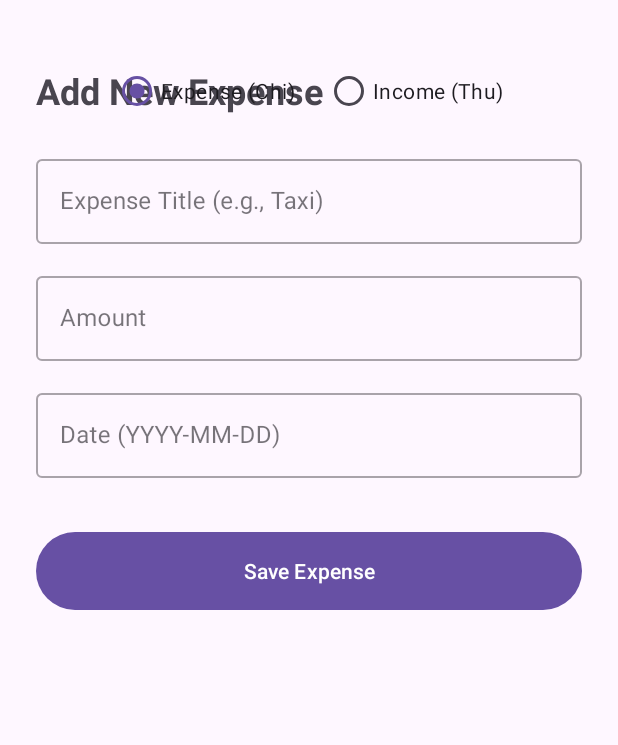
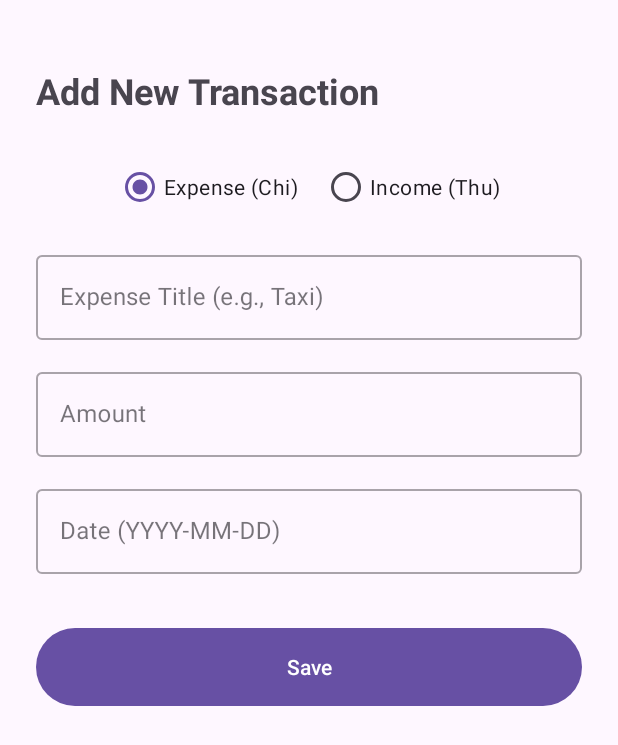
Before and after one commit to AnChuTuan/Expense_Tracker_ITCI, an Android app: the AddExpenseFragment screen opened through its navigation route, on a phone screen of 412 x 824 dp. Shown: the top 745 px of the screen. Run offline under Robolectric (Android 15) with nearby library versions, the phone set to English and light mode, and no system bars.

Commit message:
adjusting layout

```diff
--- a/app/src/main/res/layout/fragment_add_expense.xml
+++ b/app/src/main/res/layout/fragment_add_expense.xml
@@ -2,6 +2,7 @@
 <androidx.constraintlayout.widget.ConstraintLayout
     xmlns:android="http://schemas.android.com/apk/res/android"
     xmlns:app="http://schemas.android.com/apk/res-auto"
+    xmlns:tools="http://schemas.android.com/tools"
     android:layout_width="match_parent"
     android:layout_height="match_parent"
     android:padding="24dp">
@@ -10,7 +11,7 @@
         android:id="@+id/tvAddHeader"
         android:layout_width="wrap_content"
         android:layout_height="wrap_content"
-        android:text="Add New Expense"
+        android:text="@string/add_new_transaction"
         android:textSize="24sp"
         android:textStyle="bold"
         android:layout_marginTop="20dp"
@@ -18,39 +19,39 @@
         app:layout_constraintStart_toStartOf="parent"/>
 
 
+    <!-- Title Input -->
     <RadioGroup
         android:id="@+id/rgType"
         android:layout_width="match_parent"
         android:layout_height="wrap_content"
+        android:layout_marginTop="24dp"
+        android:gravity="center"
         android:orientation="horizontal"
-        android:gravity="center"
-        android:layout_marginBottom="16dp"
-        app:layout_constraintBottom_toTopOf="@id/tilTitle"> <!-- Nhớ chỉnh lại constraint của các ô khác -->
+        app:layout_constraintTop_toBottomOf="@id/tvAddHeader">
 
         <RadioButton
             android:id="@+id/rbExpense"
             android:layout_width="wrap_content"
             android:layout_height="wrap_content"
-            android:text="Expense (Chi)"
             android:checked="true"
-            android:layout_marginEnd="20dp"/>
+            android:text="@string/expense_chi" />
 
         <RadioButton
             android:id="@+id/rbIncome"
             android:layout_width="wrap_content"
             android:layout_height="wrap_content"
-            android:text="Income (Thu)"/>
+            android:text="@string/income_thu"
+            android:layout_marginStart="16dp"/>
     </RadioGroup>
 
-    <!-- Title Input -->
     <com.google.android.material.textfield.TextInputLayout
         android:id="@+id/tilTitle"
         style="@style/Widget.MaterialComponents.TextInputLayout.OutlinedBox"
         android:layout_width="match_parent"
         android:layout_height="wrap_content"
-        android:hint="Expense Title (e.g., Taxi)"
-        android:layout_marginTop="24dp"
-        app:layout_constraintTop_toBottomOf="@id/tvAddHeader">
+        android:hint="@string/expense_title_hint"
+        android:layout_marginTop="16dp"
+        app:layout_constraintTop_toBottomOf="@id/rgType">
 
         <com.google.android.material.textfield.TextInputEditText
             android:id="@+id/etTitle"
@@ -64,7 +65,7 @@
         style="@style/Widget.MaterialComponents.TextInputLayout.OutlinedBox"
         android:layout_width="match_parent"
         android:layout_height="wrap_content"
-        android:hint="Amount"
+        android:hint="@string/amount"
         android:layout_marginTop="16dp"
         app:layout_constraintTop_toBottomOf="@id/tilTitle">
 
@@ -81,7 +82,7 @@
         style="@style/Widget.MaterialComponents.TextInputLayout.OutlinedBox"
         android:layout_width="match_parent"
         android:layout_height="wrap_content"
-        android:hint="Date (YYYY-MM-DD)"
+        android:hint="@string/date_yyyy_mm_dd"
         android:layout_marginTop="16dp"
         app:layout_constraintTop_toBottomOf="@id/tilAmount">
 
@@ -96,7 +97,7 @@
         android:id="@+id/btnSave"
         android:layout_width="match_parent"
         android:layout_height="60dp"
-        android:text="Save Expense"
+        android:text="@string/save"
         android:layout_marginTop="32dp"
         app:layout_constraintTop_toBottomOf="@id/tilDate"/>
 
--- a/app/src/main/res/layout/item_bill.xml
+++ b/app/src/main/res/layout/item_bill.xml
@@ -47,10 +47,10 @@
 
             <TextView
                 android:id="@+id/tvBillDate"
-                android:layout_width="0dp"
+                android:layout_width="wrap_content"
                 android:layout_height="wrap_content"
-                android:text="@string/due_date_placeholder"
-                android:layout_weight="1"/>
+                android:layout_weight="1"
+                android:text="@string/due_date_placeholder" />
 
             <TextView
                 android:id="@+id/tvBillAmount"
--- a/app/src/main/res/values/strings.xml
+++ b/app/src/main/res/values/strings.xml
@@ -13,4 +13,11 @@
     <string name="unpaid">UNPAID</string>
     <string name="due_date_placeholder">Hạn: 2023-12-30</string>
     <string name="amount_placeholder">$50.00</string>
+    <string name="add_new_transaction">Add New Transaction</string>
+    <string name="expense_chi">Expense (Chi)</string>
+    <string name="income_thu">Income (Thu)</string>
+    <string name="expense_title_hint">Expense Title (e.g., Taxi)</string>
+    <string name="amount">Amount</string>
+    <string name="date_yyyy_mm_dd">Date (YYYY-MM-DD)</string>
+    <string name="save">Save</string>
 </resources>
```
Also changed, not shown: app/src/main/res/layout/fragment_login.xml (+14 -4 lines), app/src/main/res/layout/fragment_register.xml (+14 -8 lines), app/src/main/res/layout/fragment_stats.xml (+4 -3 lines).
